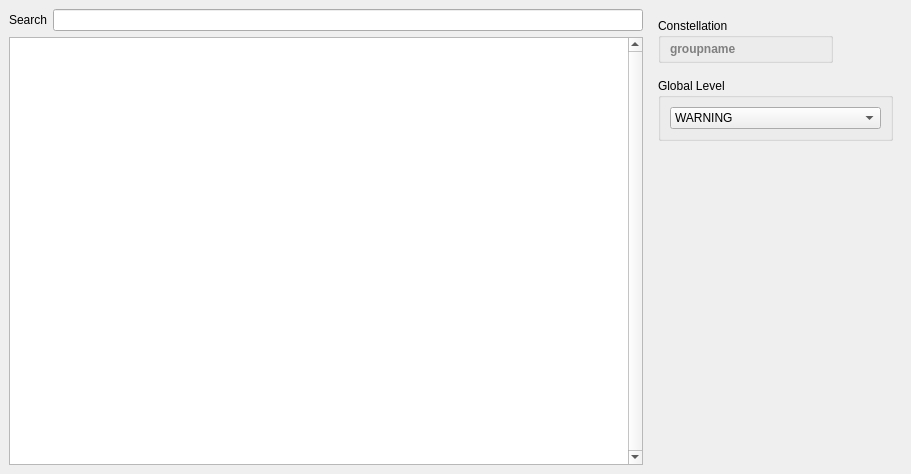
Above: cxx/listeners/Observatory/Observatory.ui from constellation-daq/Constellation before the change. Below: the same form after it.
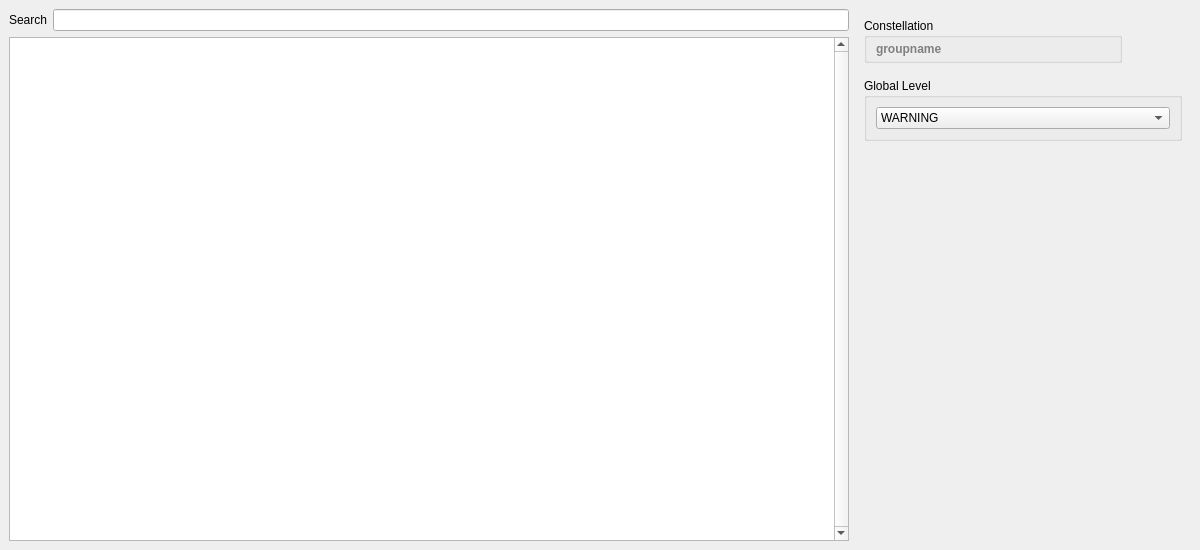
That is the form after the change. Icons and pictures are not drawn.

Commit message: Observatory: make work!

Patch:
```diff
--- a/cxx/listeners/Observatory/Observatory.ui
+++ b/cxx/listeners/Observatory/Observatory.ui
@@ -6,8 +6,8 @@
    <rect>
     <x>0</x>
     <y>0</y>
-    <width>911</width>
-    <height>474</height>
+    <width>1200</width>
+    <height>550</height>
    </rect>
   </property>
   <property name="windowTitle">
```
The commit also changes 2 other files.
